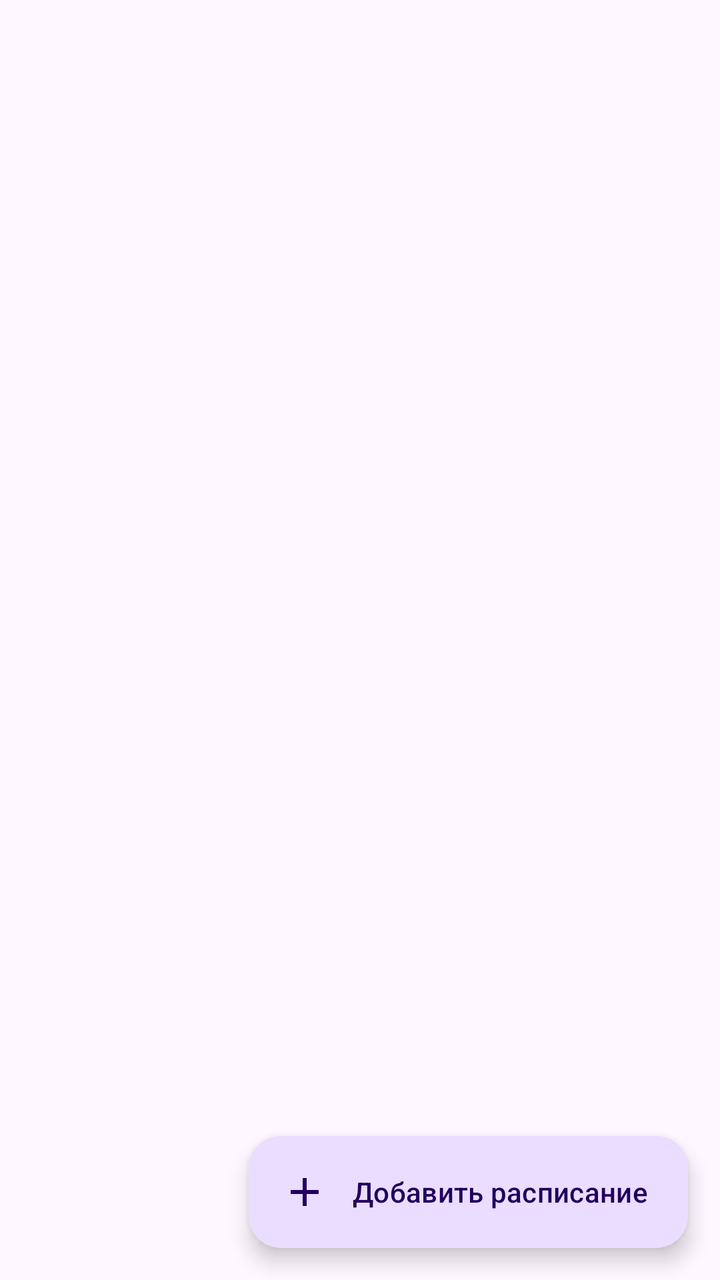
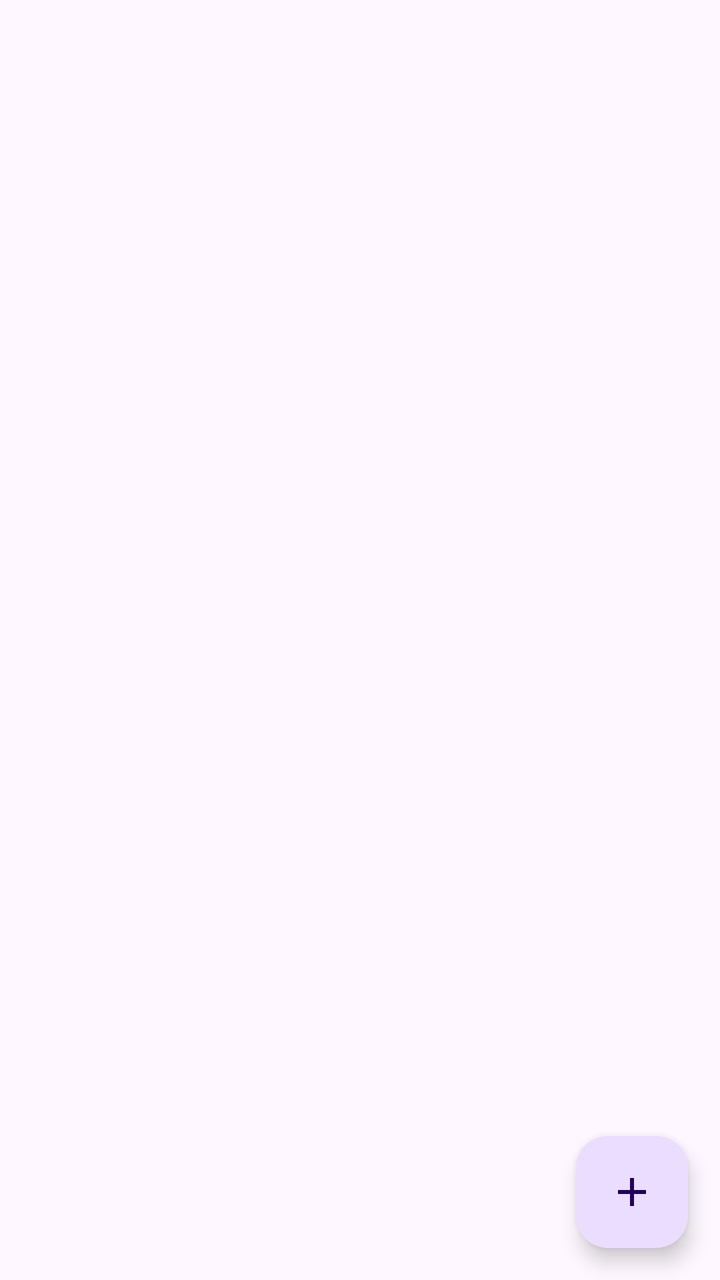

The first picture is an Android layout as it rendered before a commit; the second is the same layout after the commit. The layout source and the unified diff follow.
<!-- AndroidManifest.xml: application theme Theme.ScheduleInNotifications -->
<!-- res/layout/fragment_schedule_list.xml -->
<?xml version="1.0" encoding="utf-8"?>
<androidx.constraintlayout.widget.ConstraintLayout
    xmlns:android="http://schemas.android.com/apk/res/android"
    xmlns:app="http://schemas.android.com/apk/res-auto"
    xmlns:tools="http://schemas.android.com/tools"
    android:layout_width="match_parent"
    android:layout_height="match_parent"
    tools:context=".ui.ScheduleListFragment">

    
    <androidx.recyclerview.widget.RecyclerView
        android:id="@+id/rv_schedules"
        android:layout_width="0dp"
        android:layout_height="0dp"
        android:clipToPadding="false"
        android:paddingBottom="88dp"
        app:layoutManager="androidx.recyclerview.widget.LinearLayoutManager"
        app:layout_constraintBottom_toBottomOf="parent"
        app:layout_constraintEnd_toEndOf="parent"
        app:layout_constraintStart_toStartOf="parent"
        app:layout_constraintTop_toTopOf="parent" />

    
    <TextView
        android:id="@+id/tv_empty"
        android:layout_width="wrap_content"
        android:layout_height="wrap_content"
        android:gravity="center"
        android:text="@string/no_schedules"
        android:textAppearance="?attr/textAppearanceBodyLarge"
        android:alpha="0.5"
        android:visibility="gone"
        app:layout_constraintBottom_toBottomOf="parent"
        app:layout_constraintEnd_toEndOf="parent"
        app:layout_constraintStart_toStartOf="parent"
        app:layout_constraintTop_toTopOf="parent"
        tools:visibility="visible" />

    
    <com.google.android.material.floatingactionbutton.ExtendedFloatingActionButton
        android:id="@+id/fab_add_schedule"
        android:layout_width="wrap_content"
        android:layout_height="wrap_content"
        android:layout_margin="16dp"
        android:text="@string/add_schedule"
        app:icon="@drawable/ic_add"
        app:layout_constraintBottom_toBottomOf="parent"
        app:layout_constraintEnd_toEndOf="parent" />

</androidx.constraintlayout.widget.ConstraintLayout>
<!-- resources referenced by this layout -->
<resources>
  <!-- drawable ic_add (drawable) -->
  <vector xmlns:android="http://schemas.android.com/apk/res/android"
      android:width="24dp"
      android:height="24dp"
      android:viewportWidth="24"
      android:viewportHeight="24"
      android:tint="?attr/colorControlNormal">
      <path
          android:fillColor="@android:color/white"
          android:pathData="M19,13h-6v6h-2v-6H5v-2h6V5h2v6h6v2z" />
  </vector>
  <string name="add_schedule">Добавить расписание</string>
  <string name="no_schedules">Нет расписаний\nНажмите + чтобы добавить</string>
  <style name="Theme.ScheduleInNotifications" parent="Base.Theme.ScheduleInNotifications" />
  <style name="Base.Theme.ScheduleInNotifications" parent="Theme.Material3.DayNight.NoActionBar">
          
          
      </style>
</resources>

<!-- the commit's change to res/layout/fragment_schedule_list.xml (unified diff, before → after) -->
@@ -37,13 +37,13 @@
         tools:visibility="visible" />
 
     
-    <com.google.android.material.floatingactionbutton.ExtendedFloatingActionButton
+    <com.google.android.material.floatingactionbutton.FloatingActionButton
         android:id="@+id/fab_add_schedule"
         android:layout_width="wrap_content"
         android:layout_height="wrap_content"
         android:layout_margin="16dp"
-        android:text="@string/add_schedule"
-        app:icon="@drawable/ic_add"
+        android:contentDescription="@string/add_schedule"
+        app:srcCompat="@drawable/ic_add"
         app:layout_constraintBottom_toBottomOf="parent"
         app:layout_constraintEnd_toEndOf="parent" />
 
